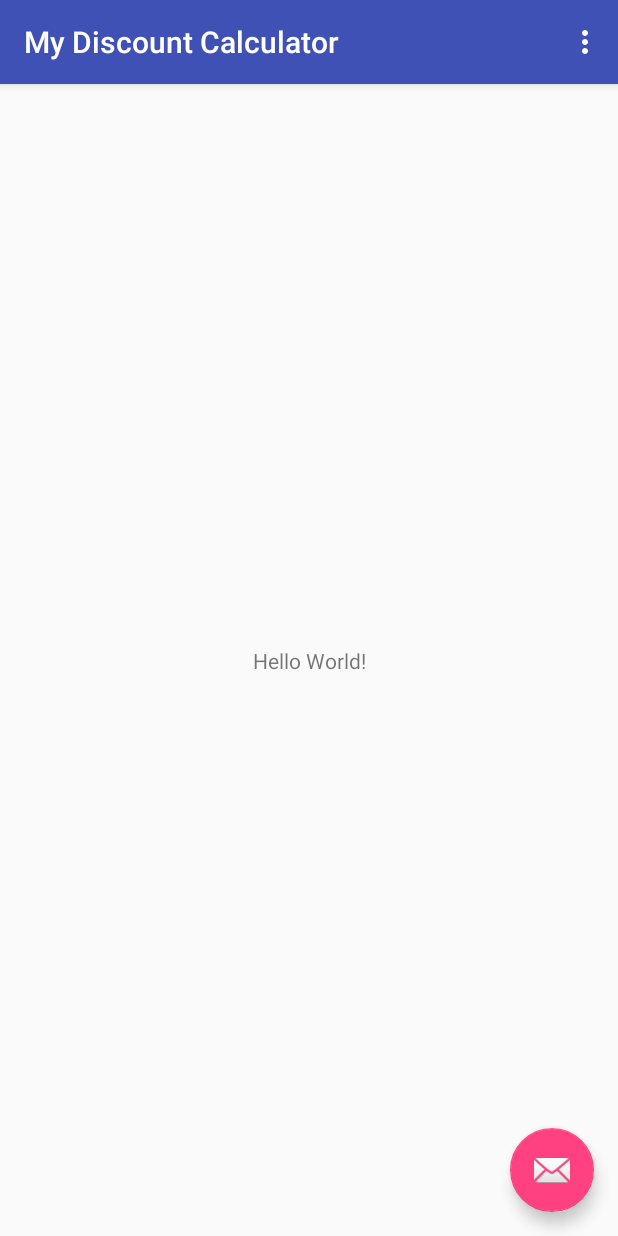
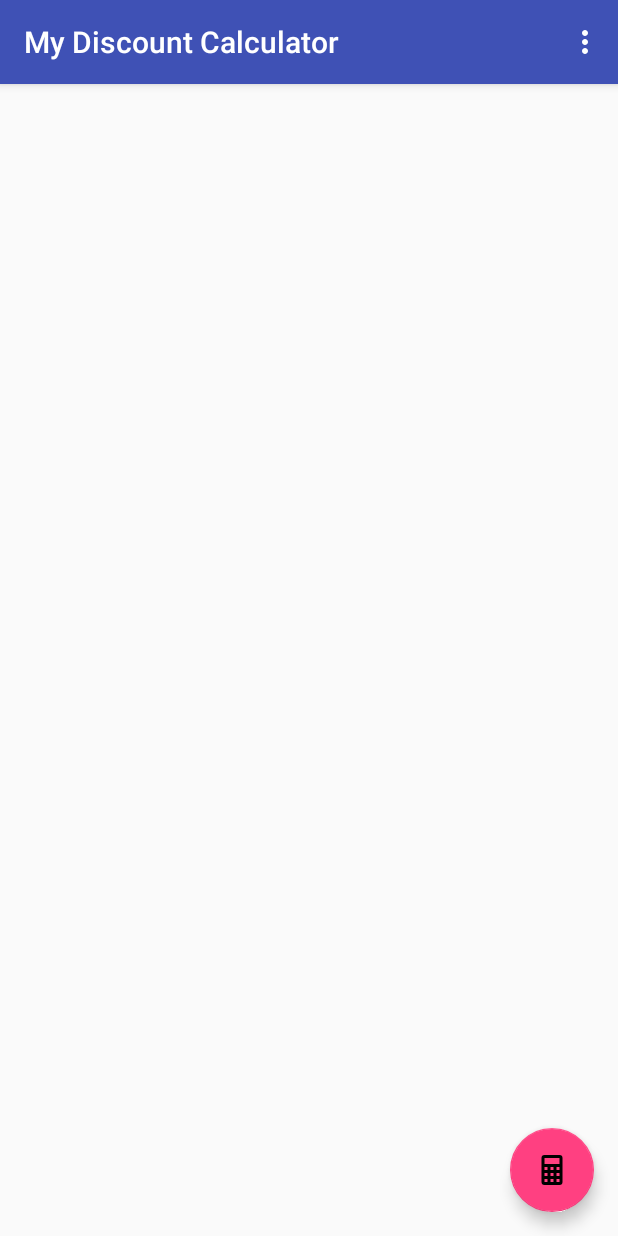
Before and after one commit to Jamizzle93/my-discount-calculator, an Android app: the screen it shows after launch (MainActivity), on a phone screen of 412 x 824 dp. Run offline under Robolectric (Android 15) with nearby library versions, the light colour scheme and no system bars; 1 statement that could not run was skipped.

Commit message:
feat(*): Set up initial layout for main activity

```diff
--- /dev/null
+++ b/app/src/main/res/drawable/ic_calculator.xml
@@ -0,0 +1,8 @@
+<?xml version="1.0" encoding="utf-8"?>
+<vector xmlns:android="http://schemas.android.com/apk/res/android"
+        android:height="24dp"
+        android:width="24dp"
+        android:viewportWidth="24"
+        android:viewportHeight="24">
+    <path android:fillColor="#000" android:pathData="M7,2H17A2,2 0 0,1 19,4V20A2,2 0 0,1 17,22H7A2,2 0 0,1 5,20V4A2,2 0 0,1 7,2M7,4V8H17V4H7M7,10V12H9V10H7M11,10V12H13V10H11M15,10V12H17V10H15M7,14V16H9V14H7M11,14V16H13V14H11M15,14V16H17V14H15M7,18V20H9V18H7M11,18V20H13V18H11M15,18V20H17V18H15Z" />
+</vector>
--- a/app/src/main/res/layout/activity_main.xml
+++ b/app/src/main/res/layout/activity_main.xml
@@ -1,10 +1,11 @@
 <?xml version="1.0" encoding="utf-8"?>
-<android.support.design.widget.CoordinatorLayout
+<LinearLayout
     xmlns:android="http://schemas.android.com/apk/res/android"
     xmlns:app="http://schemas.android.com/apk/res-auto"
     xmlns:tools="http://schemas.android.com/tools"
     android:layout_width="match_parent"
     android:layout_height="match_parent"
+    android:orientation="vertical"
     tools:context=".MainActivity">
 
     <android.support.design.widget.AppBarLayout
@@ -21,14 +22,26 @@
 
     </android.support.design.widget.AppBarLayout>
 
-    <include layout="@layout/content_main"/>
+    <android.support.design.widget.CoordinatorLayout
+        android:id="@+id/coordinatorLayout"
+        android:layout_width="match_parent"
+        android:layout_height="match_parent">
 
-    <android.support.design.widget.FloatingActionButton
-        android:id="@+id/fab"
-        android:layout_width="wrap_content"
-        android:layout_height="wrap_content"
-        android:layout_gravity="bottom|end"
-        android:layout_margin="@dimen/fab_margin"
-        app:srcCompat="@android:drawable/ic_dialog_email"/>
+        <FrameLayout
+            android:id="@+id/contentFrame"
+            android:layout_width="match_parent"
+            android:layout_height="match_parent" />
 
-</android.support.design.widget.CoordinatorLayout>
+        <android.support.design.widget.FloatingActionButton
+            android:id="@+id/fab_edit_task"
+            android:layout_width="wrap_content"
+            android:layout_height="wrap_content"
+            android:layout_margin="@dimen/fab_margin"
+            android:src="@drawable/ic_calculator"
+            app:fabSize="normal"
+            app:layout_anchor="@id/contentFrame"
+            app:layout_anchorGravity="bottom|right|end" />
+
+    </android.support.design.widget.CoordinatorLayout>
+
+</LinearLayout>
--- a/app/src/main/res/layout/content_main.xml
+++ /dev/null
@@ -1,21 +0,0 @@
-<?xml version="1.0" encoding="utf-8"?>
-<android.support.constraint.ConstraintLayout
-    xmlns:android="http://schemas.android.com/apk/res/android"
-    xmlns:app="http://schemas.android.com/apk/res-auto"
-    xmlns:tools="http://schemas.android.com/tools"
-    android:layout_width="match_parent"
-    android:layout_height="match_parent"
-    app:layout_behavior="@string/appbar_scrolling_view_behavior"
-    tools:context=".MainActivity"
-    tools:showIn="@layout/activity_main">
-
-    <TextView
-        android:layout_width="wrap_content"
-        android:layout_height="wrap_content"
-        android:text="Hello World!"
-        app:layout_constraintBottom_toBottomOf="parent"
-        app:layout_constraintLeft_toLeftOf="parent"
-        app:layout_constraintRight_toRightOf="parent"
-        app:layout_constraintTop_toTopOf="parent"/>
-
-</android.support.constraint.ConstraintLayout>
```
